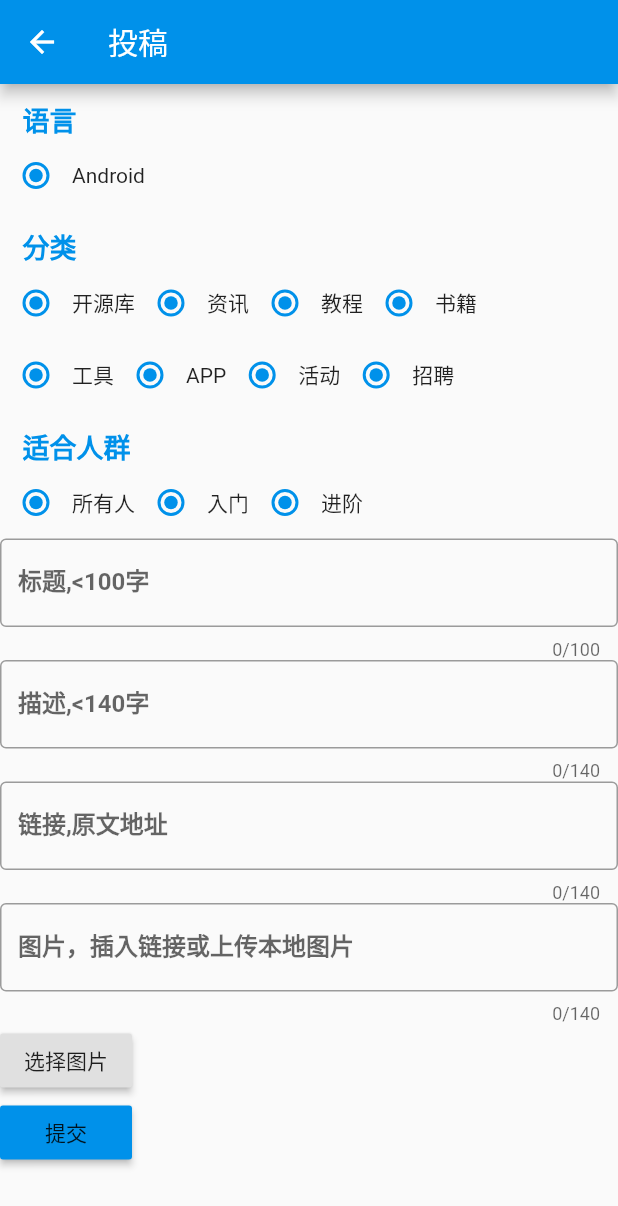
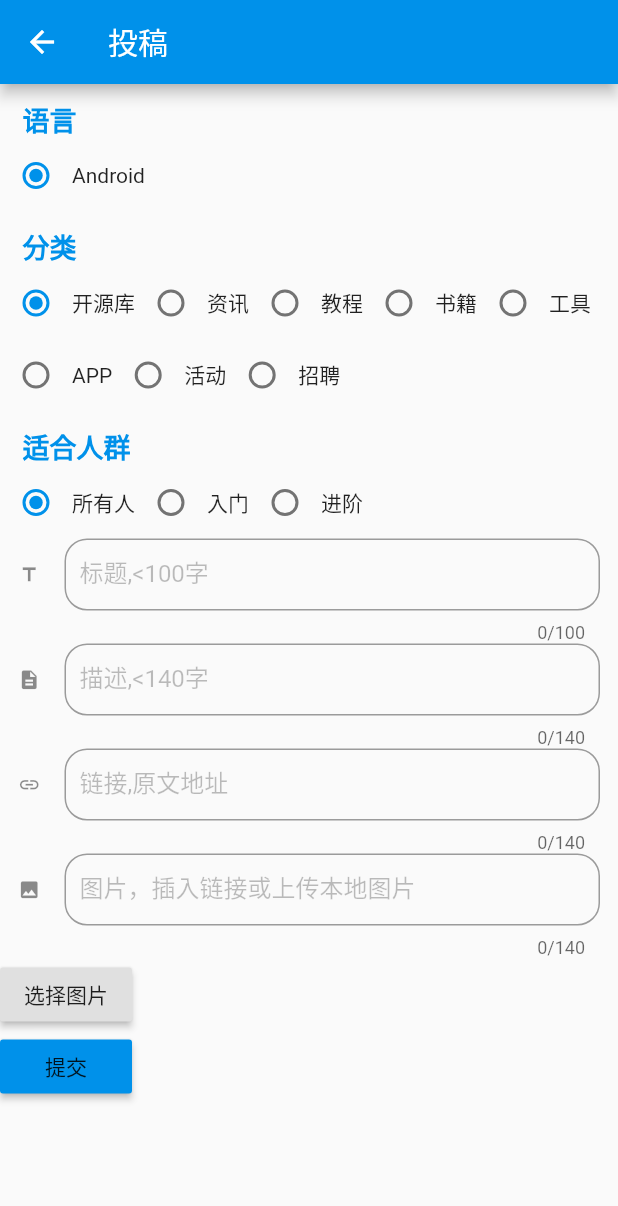
Before and after one commit to aicareles/GitClub-Flutter, a Flutter app: the SubmitPage screen opened by its route, on a phone screen of 412 x 824 dp. Shown: the top 1206 px of the screen. Run offline on Flutter 3.47's test engine with Material 2 defaults, Android fonts, the phone set to English and light mode, and no system bars; our stand-ins replace event_bus, image_picker, shared_preferences; missing offline and left inert: flutter_webview_plugin; accounts and stored records are empty; network calls fail.

Commit message:
修改投稿页面

```diff
--- a/lib/constance/colors.dart
+++ b/lib/constance/colors.dart
@@ -3,6 +3,8 @@ class AppColors {
 
   static Color colorPrimary = const Color(0xff0091ea);
   static Color textBlack = const Color(0xFF000000);
+  static Color textHint = const Color(0x42000000);
+//  static Color text = const Color(0x1F000000);
   static List<Color> kitGradients = [
     // new Color.fromRGBO(103, 218, 255, 1.0),
     // new Color.fromRGBO(3, 169, 244, 1.0),
--- a/lib/http/Api.dart
+++ b/lib/http/Api.dart
@@ -15,5 +15,9 @@ class Api {
   static const String COLLECT_LIST = "geekdaily/getMyStarArticles";
   //关键字查询文章
   static const String ARTICLE_QUERY = "geekdaily/query";
+  //上传投稿文章
+  static const String UPLOAD_ARTICLE = "geekdaily/uploadArticle";
+  //上传文章图片
+  static const String UPLOAD_ARTICLE_IMG = "geekdaily/uploadArticleImg";
 
 }
--- a/lib/ui/MyApp.dart
+++ b/lib/ui/MyApp.dart
@@ -7,6 +7,7 @@ import 'package:gitclub/ui/NotFoundPage.dart';
 import 'package:gitclub/ui/search/SearchPage.dart';
 import 'package:gitclub/ui/Splash.dart';
 import 'package:gitclub/ui/submit/SubmitPage.dart';
+import 'package:gitclub/ui/test.dart';
 
 //首页
 class GitClubApp extends StatelessWidget {
@@ -20,6 +21,7 @@ class GitClubApp extends StatelessWidget {
       "/search": (BuildContext context) => SearchPage(null),
       "/person": (BuildContext context) => PersonPage(),
       "/submit": (BuildContext context) => SubmitPage(),
+      "/test": (BuildContext context) => TestPage(),
     },
     onUnknownRoute: (RouteSettings rs) => new MaterialPageRoute(
         builder: (context) => new NotFoundPage(
@@ -33,6 +35,7 @@ class GitClubApp extends StatelessWidget {
         primaryColor: AppColors.colorPrimary,
         accentColor: AppColors.colorPrimary),
     home: SplashPage(),
+//    home: TestPage(),
   );
 
   @override
--- a/lib/ui/search/SearchListPage.dart
+++ b/lib/ui/search/SearchListPage.dart
@@ -78,10 +78,8 @@ class SearchListPageState extends State<SearchListPage> {
     map[Parms.PAGE] = curPage.toString();
     map[Parms.SIZE] = Parms.SIZE_VALUE;
     map[Parms.QUERY] = widget.queryKey;
-
     HttpUtil.post(url, (data) {
       if (data != null) {
-//        List articles = data;
         List responseJson = data;
         List<ArticleModel> articles = responseJson.map((m) => ArticleModel.fromJson(m)).toList();
         listTotalSize = articles.length;
@@ -91,12 +89,8 @@ class SearchListPageState extends State<SearchListPage> {
             listData.clear();
           }
           curPage++;
-
           list1.addAll(listData);
           list1.addAll(articles);
-//          if (list1.length >= listTotalSize) {
-//            list1.add(Constants.END_LINE_TAG);
-//          }
           listData = list1;
         });
       }
--- /dev/null
+++ b/lib/ui/submit/RadioGroup.dart
@@ -0,0 +1,64 @@
+import 'package:flutter/material.dart';
+import 'package:gitclub/constance/colors.dart';
+
+class RadioGroup<T> extends StatefulWidget {
+  List<T> values;
+  String groupValue;
+//  Function(RadioText radio) onSelectedItem;
+  Function(String value) onSelectedItem;
+
+  @override
+  State<StatefulWidget> createState() => RadioGroupState();
+
+  RadioGroup(
+      {Key key,
+      @required this.values,
+      @required this.groupValue,
+      @required this.onSelectedItem})
+      :assert(values != null),
+      assert(groupValue != null),
+      super(key: key);
+}
+
+class RadioGroupState extends State<RadioGroup> {
+  @override
+  Widget build(BuildContext context) {
+    // TODO: implement build
+    return Wrap(
+      children: groups(),
+    );
+  }
+
+  List<Widget> groups() {
+    List<Widget> childs = List<Widget>();
+    for(RadioText radio in widget.values) {
+      Widget child = Row(
+        mainAxisSize: MainAxisSize.min,
+        children: <Widget>[
+          Radio(
+            activeColor: AppColors.colorPrimary,
+            value: radio.titleValue,
+            groupValue: widget.groupValue,
+            onChanged: (value) {
+              widget.onSelectedItem(value);
+              setState(() {
+                widget.groupValue = value;
+              });
+            },
+          ),
+          Text(radio.titleValue),
+        ],
+      );
+      childs.add(child);
+    }
+    return childs;
+  }
+
+}
+
+
+class RadioText {
+  String titleValue;
+  RadioText(this.titleValue);
+
+}
--- a/lib/ui/submit/SubmitPage.dart
+++ b/lib/ui/submit/SubmitPage.dart
@@ -1,23 +1,38 @@
 import 'dart:io';
 
 import 'package:flutter/material.dart';
+import 'package:gitclub/constance/Constants.dart';
 import 'package:gitclub/constance/colors.dart';
+import 'package:gitclub/http/Api.dart';
+import 'package:gitclub/http/HttpUtil.dart';
+import 'package:gitclub/model/Article.dart';
+import 'package:gitclub/ui/submit/RadioGroup.dart';
+import 'package:gitclub/ui/submit/RadioTitle.dart';
 import 'package:gitclub/widget/Loading.dart';
 import 'package:gitclub/widget/ScrollFocusNode.dart';
+import 'package:gitclub/widget/Toast.dart';
 import 'package:image_picker/image_picker.dart';
 
 class SubmitPage extends StatefulWidget {
-
   @override
   State<StatefulWidget> createState() => SubmitPageState();
 }
 
-class SubmitPageState extends State<SubmitPage> with WidgetsBindingObserver{
-
-  TextEditingController _submitController = new TextEditingController();
+class SubmitPageState extends State<SubmitPage> with WidgetsBindingObserver {
+  GlobalKey<ScaffoldState> scaffoldKey;
+  TextEditingController _titleController = new TextEditingController();
+  TextEditingController _desController = new TextEditingController();
+  TextEditingController _linkController = new TextEditingController();
+  TextEditingController _imgController = new TextEditingController();
   final ScrollController _controller = ScrollController();
   ScrollFocusNode _focusNode;
   File _image;
+  List<RadioText> languageValues = List<RadioText>();
+  List<RadioText> typeValues = List<RadioText>();
+  List<RadioText> rankValues = List<RadioText>();
+  String _languageValue = 'Android';
+  String _typeValue = '开源库';
+  String _rankValue = '所有人';
 
   double _currentPosition = 0.0;
 
@@ -29,7 +44,32 @@ class SubmitPageState extends State<SubmitPage> with WidgetsBindingObserver{
   @override
   void initState() {
     super.initState();
+    initLanguageValues();
+    initRankValues();
+    initTypeValues();
     WidgetsBinding.instance.addObserver(this);
+    scaffoldKey = new GlobalKey<ScaffoldState>();
+  }
+
+  void initTypeValues() {
+    typeValues.add(RadioText('开源库'));
+    typeValues.add(RadioText('资讯'));
+    typeValues.add(RadioText('教程'));
+    typeValues.add(RadioText('书籍'));
+    typeValues.add(RadioText('工具'));
+    typeValues.add(RadioText('APP'));
+    typeValues.add(RadioText('活动'));
+    typeValues.add(RadioText('招聘'));
+  }
+
+  void initRankValues() {
+    rankValues.add(RadioText('所有人'));
+    rankValues.add(RadioText('入门'));
+    rankValues.add(RadioText('进阶'));
+  }
+
+  void initLanguageValues() {
+    languageValues.add(RadioText('Android'));
   }
 
   @override
@@ -71,6 +111,7 @@ class SubmitPageState extends State<SubmitPage> with WidgetsBindingObserver{
   Widget build(BuildContext context) {
     // TODO: implement build
     return new Scaffold(
+      key: scaffoldKey,
       appBar: AppBar(
         title: Text('投稿'),
       ),
@@ -84,98 +125,38 @@ class SubmitPageState extends State<SubmitPage> with WidgetsBindingObserver{
   Widget language() => Row(
         mainAxisAlignment: MainAxisAlignment.start,
         children: <Widget>[
-      Radio (
-        activeColor: AppColors.colorPrimary,
-        value: 'Android',
-        groupValue: 'Android', onChanged: (String value) {},
-      ),
-      Text('Android'),
+          RadioGroup(
+            values: languageValues,
+            groupValue: _languageValue,
+            onSelectedItem: (String value) {
+              _languageValue = value;
+            },
+          )
         ],
       );
 
   Widget type() => Column(
         children: <Widget>[
-      Row(
-        mainAxisAlignment: MainAxisAlignment.start,
-        children: <Widget>[
-          Radio (
-            activeColor: AppColors.colorPrimary,
-            value: '开源库',
-            groupValue: '开源库', onChanged: (String value) {},
-          ),
-          Text('开源库'),
-          Radio (
-            activeColor: AppColors.colorPrimary,
-            value: '资讯',
-            groupValue: '资讯', onChanged: (String value) {},
-          ),
-          Text('资讯'),
-          Radio (
-            activeColor: AppColors.colorPrimary,
-            value: '教程',
-            groupValue: '教程', onChanged: (String value) {},
-          ),
-          Text('教程'),
-          Radio (
-            activeColor: AppColors.colorPrimary,
-            value: '书籍',
-            groupValue: '书籍', onChanged: (String value) {},
-          ),
-          Text('书籍'),
-        ],
-      ),
-      Row(
-        children: <Widget>[
-          Radio (
-            activeColor: AppColors.colorPrimary,
-            value: '工具',
-            groupValue: '工具', onChanged: (String value) {},
-          ),
-          Text('工具'),
-          Radio (
-            activeColor: AppColors.colorPrimary,
-            value: 'APP',
-            groupValue: 'APP', onChanged: (String value) {},
-          ),
-          Text('APP'),
-          Radio (
-            activeColor: AppColors.colorPrimary,
-            value: '活动',
-            groupValue: '活动', onChanged: (String value) {},
-          ),
-          Text('活动'),
-          Radio (
-            activeColor: AppColors.colorPrimary,
-            value: '招聘',
-            groupValue: '招聘', onChanged: (String value) {},
-          ),
-          Text('招聘'),
-        ],
-      ),
+          RadioGroup(
+            values: typeValues,
+            groupValue: _typeValue,
+            onSelectedItem: (String value) {
+              _typeValue = value;
+            },
+          )
         ],
       );
 
-  Widget suitable() => Row(
+  Widget rank() => Row(
         mainAxisAlignment: MainAxisAlignment.start,
         children: <Widget>[
-      Radio (
-        activeColor: AppColors.colorPrimary,
-        value: '所有人',
-        groupValue: '所有人', onChanged: (String value) {},
-      ),
-      Text('所有人'),
-      Radio (
-        activeColor: AppColors.colorPrimary,
-        value: '入门',
-        groupValue: '入门', onChanged: (String value) {},
-      ),
-      Text('入门'),
-      Radio (
-        activeColor: AppColors.colorPrimary,
-        value: '进阶',
-        groupValue: '进阶', onChanged: (String value) {},
-      ),
-      Text('进阶'),
+          RadioGroup(
+            values: rankValues,
+            groupValue: _rankValue,
+            onSelectedItem: (String value) {
+              _rankValue = value;
+            },
+          )
         ],
       );
 
@@ -188,7 +169,7 @@ class SubmitPageState extends State<SubmitPage> with WidgetsBindingObserver{
           title('分类'),
           type(),
           title('适合人群'),
-      suitable(),
+          rank(),
           fillEntries(),
           _image == null ? add() : photo(),
           submit()
@@ -197,17 +178,19 @@ class SubmitPageState extends State<SubmitPage> with WidgetsBindingObserver{
 
   Widget title(var title) => Padding(
         padding: EdgeInsets.only(left: 15.0, top: 10.0),
-    child: Text(title, style: TextStyle(
+        child: Text(
+          title,
+          style: TextStyle(
               color: AppColors.colorPrimary,
               fontSize: 18.0,
-        fontWeight: FontWeight.bold
-    ),),
+              fontWeight: FontWeight.bold),
+        ),
       );
 
   Widget submit() => MaterialButton(
         child: Text('提交'),
         color: AppColors.colorPrimary,
-    onPressed: (){
+        onPressed: () {
           setState(() {
             submitArticle();
           });
@@ -219,7 +202,8 @@ class SubmitPageState extends State<SubmitPage> with WidgetsBindingObserver{
         context: context, //BuildContext对象
         barrierDismissible: false,
         builder: (BuildContext context) {
-          return new LoadingDialog( //调用对话框
+          return new LoadingDialog(
+            //调用对话框
             text: '正在提交文章...',
           );
 //        return SpinKitRotatingCircle(
@@ -233,7 +217,7 @@ class SubmitPageState extends State<SubmitPage> with WidgetsBindingObserver{
 
   Widget add() => RaisedButton(
         child: Text('选择图片'),
-    onPressed: (){
+        onPressed: () {
           getImage();
         },
       );
@@ -245,48 +229,77 @@ class SubmitPageState extends State<SubmitPage> with WidgetsBindingObserver{
         fit: BoxFit.fill,
       );
 
-  Widget fillEntries() => Column(
+  Widget fillEntries() => Padding(
+        padding: EdgeInsets.only(left: 12.0, right: 12.0),
+        child: Column(
           mainAxisSize: MainAxisSize.min,
           children: <Widget>[
             TextField(
-        controller: _submitController,
+              controller: _titleController,
               keyboardType: TextInputType.text,
               maxLength: 100,
               decoration: InputDecoration(
+                  icon: Icon(
+                    Icons.title,
+                    size: 15.0,
+                  ),
                   labelText: "标题,<100字",
-            labelStyle: TextStyle(fontWeight: FontWeight.bold),
-            border: OutlineInputBorder()),
+                  labelStyle: TextStyle(color: AppColors.textHint),
+                  contentPadding: EdgeInsets.all(10.0),
+                  border: OutlineInputBorder(
+                    borderRadius: BorderRadius.circular(15.0),
+                  )),
             ),
             TextField(
-        controller: _submitController,
+              controller: _desController,
               keyboardType: TextInputType.text,
               maxLength: 140,
               decoration: InputDecoration(
-            labelStyle: TextStyle(
-              fontWeight: FontWeight.bold,
+                  icon: Icon(
+                    Icons.description,
+                    size: 15.0,
                   ),
+                  labelStyle: TextStyle(color: AppColors.textHint),
                   labelText: "描述,<140字",
-            border: OutlineInputBorder()),
+                  contentPadding: EdgeInsets.all(10.0),
+                  border: OutlineInputBorder(
+                    borderRadius: BorderRadius.circular(15.0),
+                  )),
             ),
             TextField(
+              controller: _linkController,
               keyboardType: TextInputType.text,
               maxLength: 140,
               decoration: InputDecoration(
-            labelStyle: TextStyle(fontWeight: FontWeight.bold),
+                  icon: Icon(
+                    Icons.link,
+                    size: 15.0,
+                  ),
+                  labelStyle: TextStyle(color: AppColors.textHint),
                   labelText: "链接,原文地址",
-            border: OutlineInputBorder()),
+                  contentPadding: EdgeInsets.all(10.0),
+                  border: OutlineInputBorder(
+                    borderRadius: BorderRadius.circular(15.0),
+                  )),
             ),
             TextField(
+              controller: _imgController,
               keyboardType: TextInputType.text,
               maxLength: 140,
               decoration: InputDecoration(
-            labelStyle: TextStyle(
-              fontWeight: FontWeight.bold,
+                  icon: Icon(
+                    Icons.photo,
+                    size: 15.0,
                   ),
+                  labelStyle: TextStyle(color: AppColors.textHint),
                   labelText: "图片，插入链接或上传本地图片",
-            border: OutlineInputBorder()),
+                  contentPadding: EdgeInsets.all(10.0),
+                  border: OutlineInputBorder(
+                    borderRadius: BorderRadius.circular(15.0),
+                  )),
             ),
           ],
+        ),
       );
 
   //  使用系统键盘 ---> 矩阵变换 ---> 返回原位置
@@ -297,4 +310,38 @@ class SubmitPageState extends State<SubmitPage> with WidgetsBindingObserver{
       _animateDown();
     }
   }
+
+  //上传图片
+  void _uploadImg() {
+    String url = Api.UPLOAD_ARTICLE_IMG;
+    Map<String, String> map = Map();
+//    map["article_img"] =
   }
+
+  //上传文章
+  void _uploadArticle() {
+    String url = Api.UPLOAD_ARTICLE;
+    Map<String, String> map = new Map();
+    map["title"] = _titleController.text;
+    map["des"] = _desController.text;
+    map["contributor_id"] = '3';
+    map["link"] = _linkController.text;
+    map["category"] = _languageValue;
+    map["child_category"] = _typeValue;
+    map["rank"] = _rankValue;
+    map["article_img"] = _imgController.text;
+    HttpUtil.post(
+        url,
+        (data) {
+          if (data != null) {
+            Navigator.pop(context);
+            Toast.toast(context, '上传文章成功!');
+          }
+        },
+        params: map,
+        errorCallback: (msg) {
+          scaffoldKey.currentState
+              .showSnackBar(new SnackBar(content: new Text(msg)));
+        });
+  }
+}
--- a/pubspec.yaml
+++ b/pubspec.yaml
@@ -11,6 +11,7 @@ dependencies:
     sdk: flutter
 
   cupertino_icons: ^0.1.2
+  device_info : ^0.2.0
   image_picker: ^0.4.10
   flutter_webview_plugin: "^0.3.0+2"
   shared_preferences: "^0.4.1"
```
Also changed, not shown: lib/http/HttpUtil.dart (+19 -0 lines), lib/ui/article/ArticleItem.dart (+18 -18 lines), lib/ui/home/HomePage.dart (+10 -8 lines), lib/ui/submit/RadioTitle.dart (added, +37 -0 lines), lib/ui/test.dart (added, +190 -0 lines), lib/widget/FloatButton.dart (+13 -26 lines), lib/widget/Toast.dart (added, +69 -0 lines). Lines whose indentation alone changed are shown as unchanged.
